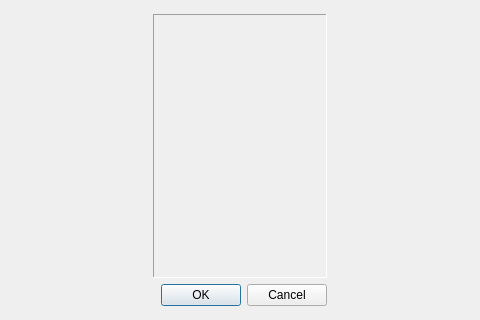
Before: the Qt Designer form dialogs/treedialog.ui in caxapyk/pa-decision, drawn with Qt 5.
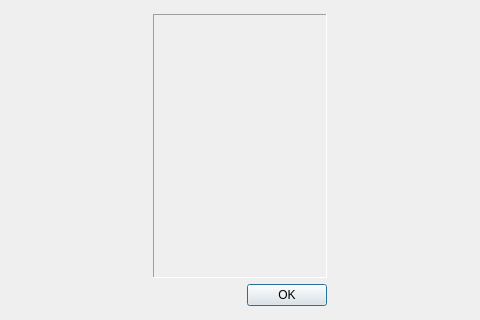
After: the same form once the commit is applied. Icons and pictures are not drawn.

Commit message: diecisionfrom choose dialogs done

```diff
--- a/dialogs/treedialog.ui
+++ b/dialogs/treedialog.ui
@@ -220,7 +220,7 @@
              <enum>Qt::Horizontal</enum>
             </property>
             <property name="standardButtons">
-             <set>QDialogButtonBox::Cancel|QDialogButtonBox::Ok</set>
+             <set>QDialogButtonBox::Ok</set>
             </property>
            </widget>
           </item>
```
The commit also changes 11 other files.
